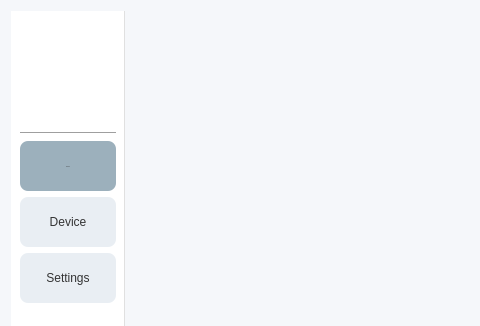
Before: the Qt Designer form UI/MainWidget/MainWidget.ui in XQQYT/XqqytDesktop, drawn with Qt 5; both pictures show x 0 to 480 and y 0 to 326 of the 800 by 600 pixel window.
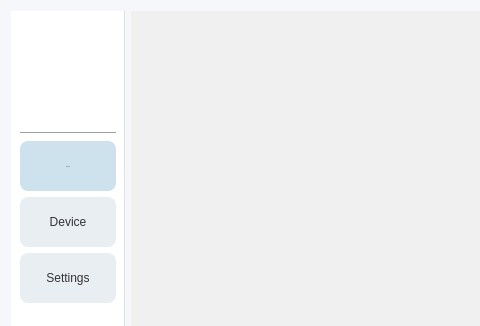
After: the same form once the commit is applied. Icons and pictures are not drawn.

The edit to the form file:
```diff
--- a/UI/MainWidget/MainWidget.ui
+++ b/UI/MainWidget/MainWidget.ui
@@ -28,6 +28,11 @@
     border-right: 1px solid #e0e0e0;
 }
 
+QWidget#right_content_widget {
+    
+	background-color: rgb(240, 240, 240);
+}
+
 /* 所有按钮通用样式 */
 QPushButton#btn_connect,
 QPushButton#btn_device,
@@ -57,7 +62,7 @@
 QPushButton#btn_connect:checked,
 QPushButton#btn_device:checked,
 QPushButton#btn_settings:checked {
-	background-color: rgb(156, 176, 188);
+	background-color: rgb(206, 226, 238);
 }
 
 /* 圆形图标按钮（pushButton）样式 */
```
Left out of the diff: 5 changed lines with no effect on the pictures.
